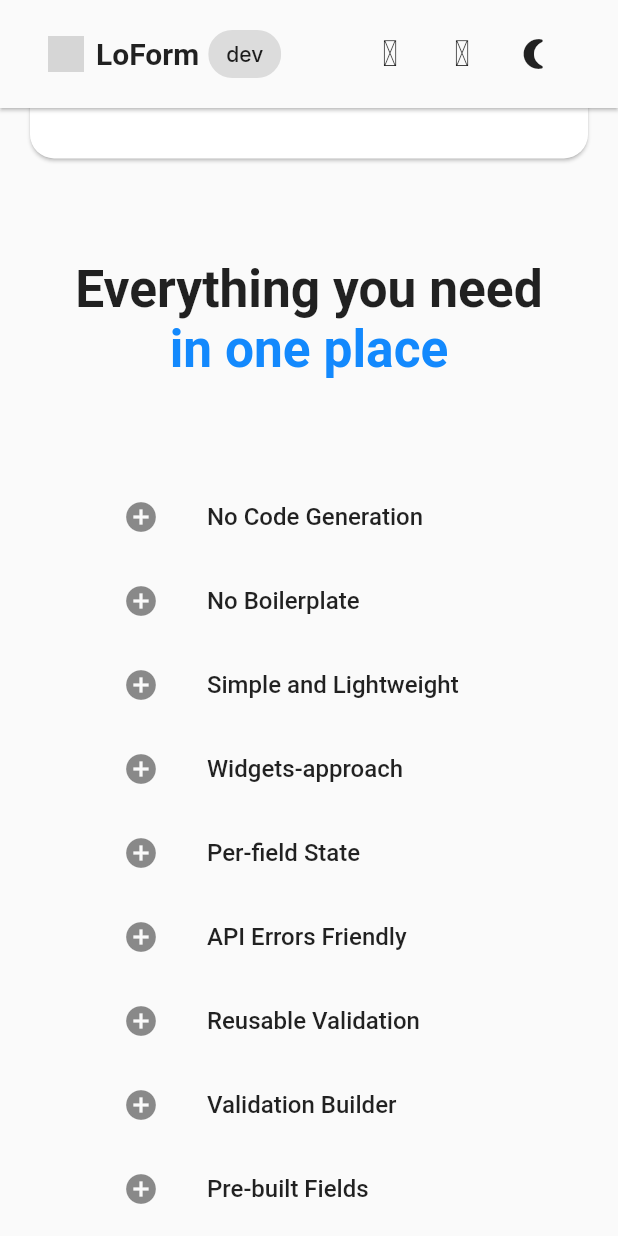
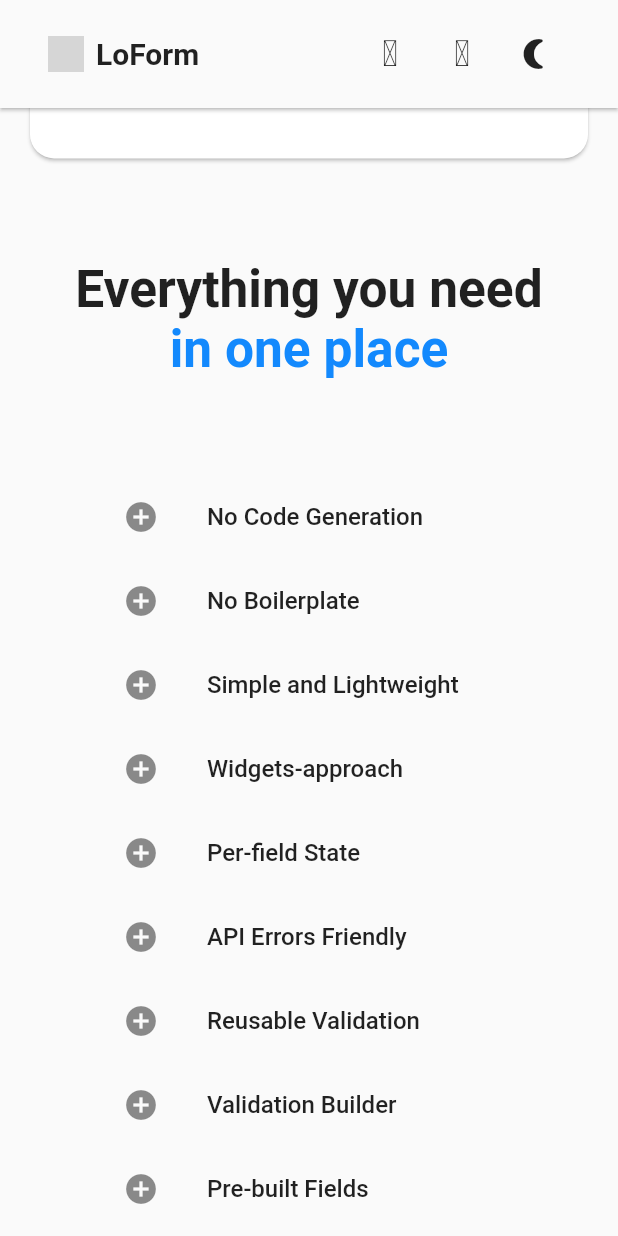
Before and after one commit to yousinix/lo_form, a Flutter app: the screen it shows after launch, scrolled down 1728 dp, on a phone screen of 412 x 824 dp. Run offline on Flutter 3.47's test engine with Material 2 defaults, Android fonts, the phone set to English and light mode, and no system bars; our stand-ins replace google_fonts, responsive_sizer, sliver_tools, yaml; missing offline and left inert: example; grey boxes are pictures that could not be loaded.

Commit message:
refactor(website): remove dev badge

```diff
--- a/website/lib/home_page.dart
+++ b/website/lib/home_page.dart
@@ -1,9 +1,9 @@
 import 'package:flutter/material.dart' hide Banner;
-import 'package:lo_form_website/widgets/features.dart';
 import 'package:sliver_tools/sliver_tools.dart';
 
 import 'util/theme.dart';
 import 'widgets/banner.dart';
+import 'widgets/features.dart';
 import 'widgets/footer.dart';
 import 'widgets/form_playground.dart';
 import 'widgets/navbar.dart';
--- a/website/lib/widgets/navbar.dart
+++ b/website/lib/widgets/navbar.dart
@@ -39,16 +39,6 @@ class Navbar extends StatelessWidget {
                   'LoForm',
                   style: Theme.of(context).textTheme.headline6,
                 ),
-                const SizedBox(width: 6),
-                Tooltip(
-                  message: 'LoForm is still experimental, '
-                      'missing features and bugs are to be expected.',
-                  padding: const EdgeInsets.all(8),
-                  child: ActionChip(
-                    label: const Text('dev'),
-                    onPressed: () {},
-                  ),
-                ),
               ],
             ),
             Row(
```
